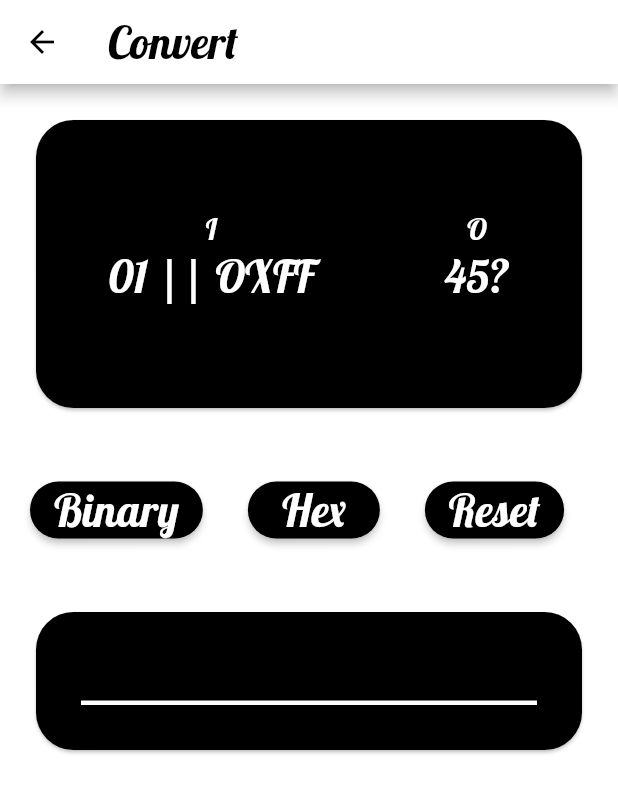
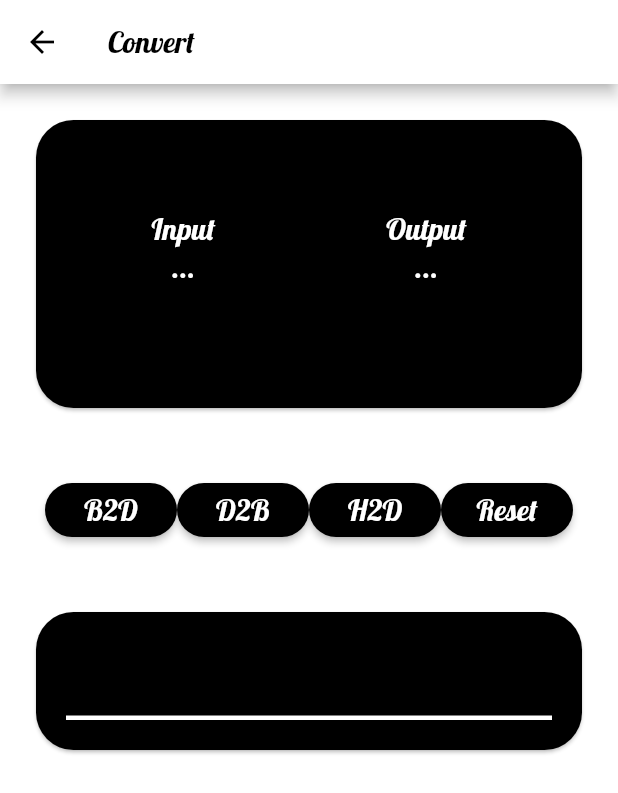
Before and after one commit to iamtheblackunicorn/df0045, a Flutter app: the Converter screen opened directly, on a phone screen of 412 x 824 dp. Shown: the top 793 px of the screen. Run offline on Flutter 3.47's test engine with Material 2 defaults, Android fonts, the light colour scheme and no system bars; missing offline and left inert: harpo, termstyle; generated files the repository leaves out were written again.

Commit message:
v.1.1.0 Dark Green

```diff
--- a/lib/l10n/app_de.arb
+++ b/lib/l10n/app_de.arb
@@ -6,7 +6,8 @@
   "licensePhraseLabel": "Lizensiert unter der",
   "licenseLabel": "Lizenz",
   "decimalLabel": "Dezimal",
-  "binaryLabel": "Binaer",
-  "hexLabel": "Hex",
+  "binaryLabel": "B2D",
+  "hexLabel": "H2D",
+  "newLabelOne": "D2B",
   "resetLabel": "Neu"
 }
--- a/lib/l10n/app_en.arb
+++ b/lib/l10n/app_en.arb
@@ -6,7 +6,8 @@
   "licensePhraseLabel": "Licensed unde the",
   "licenseLabel": "license",
   "decimalLabel": "Decimal",
-  "binaryLabel": "Binary",
-  "hexLabel": "Hex",
+  "binaryLabel": "B2D",
+  "hexLabel": "H2D",
+  "newLabelOne": "D2B",
   "resetLabel": "Reset"
 }
--- a/lib/src/constants.dart
+++ b/lib/src/constants.dart
@@ -14,7 +14,7 @@ Color mainColor = Color(0xFFFFFFFF);
 Color accentColor = Color(0xFF000000);
 String headingFont = 'Ostrich';
 String defaultFont = 'Lobster';
-String appVersion = '1.0.0';
+String appVersion = '1.1.0';
 String appAuthor = 'Alexander Abraham';
 String appLicense = 'MIT';
 String unicornHead = getEmoji('unicornHead');
@@ -24,14 +24,14 @@ String blackHeart = getEmoji('blackHeart');
 double aboveHeadingSpace = 200;
 double belowHeadingSpace = 50;
 double headingSize = 40;
-double buttonFontSize = 30;
+double buttonFontSize = 20;
 double stdRounding = 25;
 
 /// Info screen variables.
 double stdPadding = 20;
 double cardPushDown = 150;
 double boxWidth = 400;
-double boxHeight = 500;
+double boxHeight = 300;
 bool titleCenter = true;
 
 /// Converter screen variables.
@@ -39,4 +39,4 @@ double textBoxWidth = 500;
 double textBoxHeight = 200;
 double lineThickness = 3.0;
 double boxSizingDif = 40;
-double boxPushBetween = 30;
+double boxPushBetween = 0;
--- a/lib/src/conv.dart
+++ b/lib/src/conv.dart
@@ -24,10 +24,10 @@ class ConverterState extends State<Converter>{
   @override
   void initState(){
     super.initState();
-    inputType = 'I';
-    outputType = 'O';
-    inputLabelText = '01 || OXFF';
-    outputLabelText = '45?';
+    inputType = 'Input';
+    outputType = 'Output';
+    inputLabelText = '...';
+    outputLabelText = '...';
   }
   @override
   Widget build(BuildContext context){
@@ -37,6 +37,7 @@ class ConverterState extends State<Converter>{
     String binaryMessage = AppLocalizations.of(context).binaryLabel;
     String resetMessage = AppLocalizations.of(context).resetLabel;
     String converterMessage = AppLocalizations.of(context).converterLabel;
+    String dToBMessage = AppLocalizations.of(context).newLabelOne;
     return Scaffold(
       appBar: new AppBar(
         iconTheme: IconThemeData(
@@ -139,6 +140,7 @@ class ConverterState extends State<Converter>{
             new Padding(
               padding: EdgeInsets.all(stdPadding),
               child: new Row(
+                mainAxisAlignment: MainAxisAlignment.center,
                 children: <Widget> [
                   new RaisedButton(
                     shape: RoundedRectangleBorder(
@@ -165,6 +167,33 @@ class ConverterState extends State<Converter>{
                           outputLabelText = '$result';
                         });
                       } else {}
+                    }
+                  ),
+                  new SizedBox(
+                    width: boxPushBetween
+                  ),
+                  new RaisedButton(
+                    shape: RoundedRectangleBorder(
+                      borderRadius: BorderRadius.circular(stdRounding)
+                    ),
+                    color: accentColor,
+                    child: new Text(
+                      '$dToBMessage',
+                      textAlign: TextAlign.left,
+                      style: new TextStyle(
+                        color: mainColor,
+                        fontSize: buttonFontSize,
+                        fontFamily: defaultFont
+                      )
+                    ),
+                    onPressed: () {
+                      String userInput = textController.text;
+                      setState((){
+                        inputType = '$dToBMessage';
+                        outputType = '$binaryMessage';
+                        inputLabelText = '$userInput';
+                        outputLabelText = convertDecimalToBinary(userInput);
+                      });
                     }
                   ),
                   new SizedBox(
@@ -216,10 +245,10 @@ class ConverterState extends State<Converter>{
                     ),
                     onPressed: () {
                       setState((){
-                        inputType = 'I';
-                        outputType = 'O';
-                        inputLabelText = '01 || OXFF';
-                        outputLabelText = '45?';
+                        inputType = 'Input';
+                        outputType = 'Output';
+                        inputLabelText = '...';
+                        outputLabelText = '...';
                       });
                     }
                   ),
--- a/lib/src/info.dart
+++ b/lib/src/info.dart
@@ -39,7 +39,8 @@ class Info extends StatelessWidget{
           ),
         ),
       backgroundColor: mainColor,
-      body: new Center(
+      body: new SingleChildScrollView(
+        child: new Center(
           child: new Column(
             children: <Widget> [
               new SizedBox(height: cardPushDown),
@@ -85,6 +86,7 @@ class Info extends StatelessWidget{
             ]
           )
         )
+      )
     );
   }
 }
--- a/lib/src/numbers.dart
+++ b/lib/src/numbers.dart
@@ -31,6 +31,6 @@ String convertHexadecimalToDecimal(String hex){
   return hexToDec(hex).toString();
 }
 
-void main(){
-  print(isBinary('0101010101010'));
+String convertDecimalToBinary(String decimal){
+  return decToBin(int.parse(decimal));
 }
```
Also changed, not shown: pubspec.yaml (+4 -6 lines), 1 other file. Lines whose indentation alone changed are shown as unchanged.
